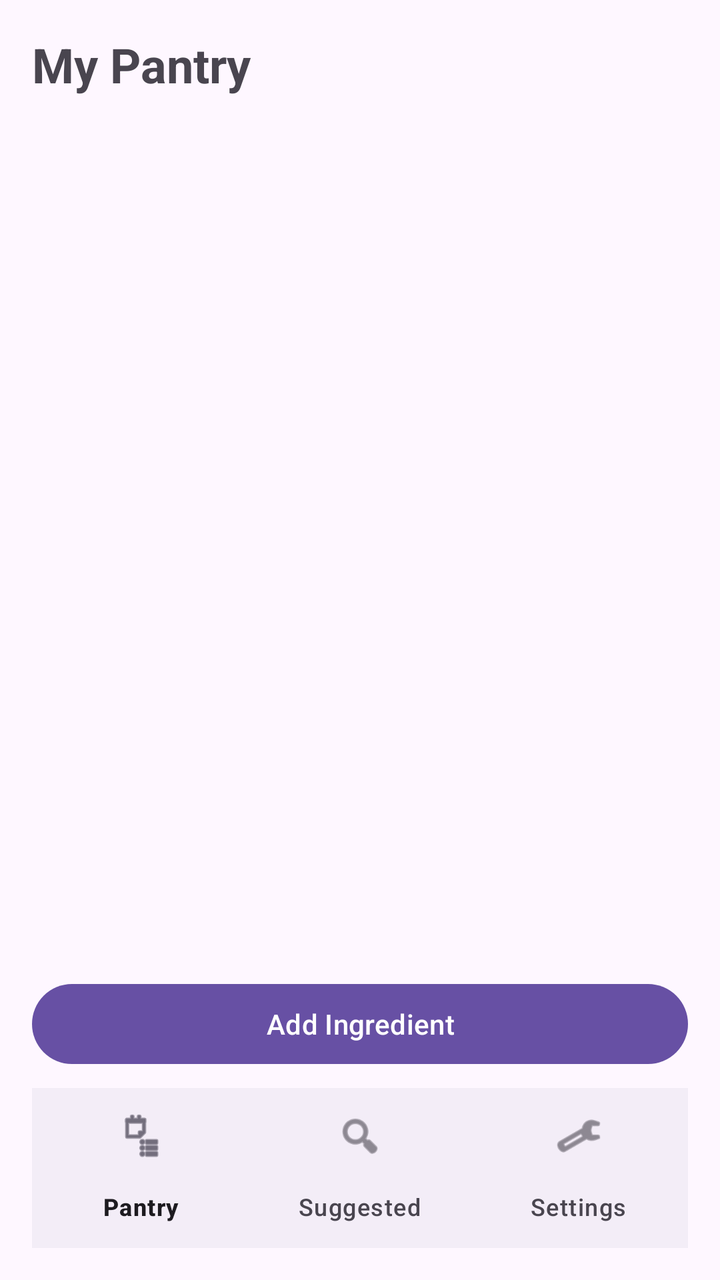
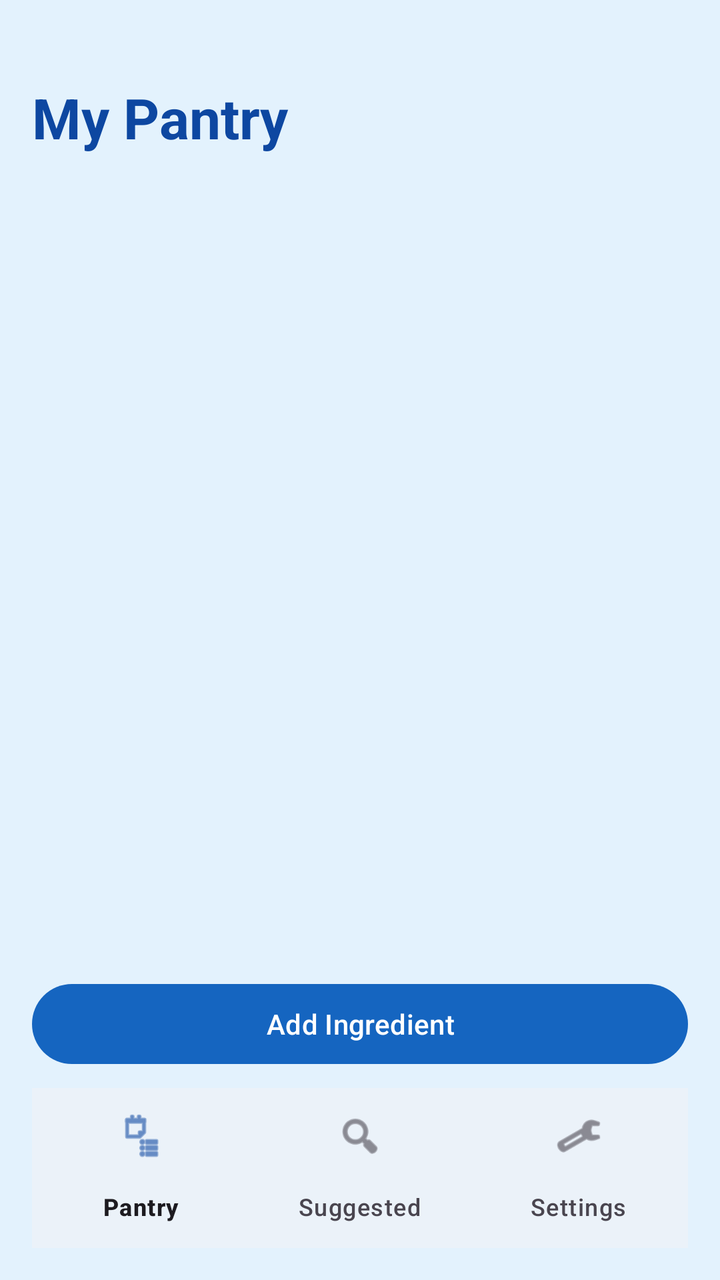

The first picture is an Android layout as it rendered before a commit; the second is the same layout after the commit. The layout source and the unified diff follow.
<!-- AndroidManifest.xml: application theme Theme.SmartPantryManager -->
<!-- res/layout/activity_main.xml -->
<?xml version="1.0" encoding="utf-8"?>
<LinearLayout xmlns:android="http://schemas.android.com/apk/res/android"
    xmlns:app="http://schemas.android.com/apk/res-auto"
    android:layout_width="match_parent"
    android:layout_height="match_parent"
    android:orientation="vertical"
    android:padding="16dp">


    
    <TextView
        android:layout_width="match_parent"
        android:layout_height="wrap_content"
        android:text="My Pantry"
        android:textSize="24sp"
        android:textStyle="bold"
        android:paddingBottom="12dp"/>


    <androidx.recyclerview.widget.RecyclerView
        android:id="@+id/recyclerPantry"
        android:layout_width="match_parent"
        android:layout_height="0dp"
        android:layout_weight="1"/>

    <Button
        android:id="@+id/buttonAddIngredient"
        android:layout_width="match_parent"
        android:layout_height="wrap_content"
        android:text= "Add Ingredient" />


    <com.google.android.material.bottomnavigation.BottomNavigationView
        android:id="@+id/bottomNav"
        android:layout_width="match_parent"
        android:layout_height="wrap_content"
        android:layout_marginTop="8dp"
        app:menu="@menu/bottom_nav_menu" />

</LinearLayout>
<!-- resources referenced by this layout -->
<resources>
  <style name="Theme.SmartPantryManager" parent="Base.Theme.SmartPantryManager" />
  <style name="Base.Theme.SmartPantryManager" parent="Theme.Material3.DayNight.NoActionBar">
          
          
      </style>
</resources>

<!-- the commit's change to res/layout/activity_main.xml (unified diff, before → after) -->
@@ -12,9 +12,12 @@
         android:layout_width="match_parent"
         android:layout_height="wrap_content"
         android:text="My Pantry"
-        android:textSize="24sp"
+        android:textSize="28sp"
         android:textStyle="bold"
-        android:paddingBottom="12dp"/>
+        android:textColor="@color/pantry_blue_dark"
+        android:paddingTop="24dp"
+        android:paddingBottom="12dp" />
+
 
 
     <androidx.recyclerview.widget.RecyclerView
@@ -35,6 +38,7 @@
         android:layout_width="match_parent"
         android:layout_height="wrap_content"
         android:layout_marginTop="8dp"
+        android:background="@color/pantry_card"
         app:menu="@menu/bottom_nav_menu" />
 
 </LinearLayout>
<!-- resource entries referenced after the edit -->
@@ -1,9 +1,28 @@
 <!-- resources referenced by this layout -->
 <resources>
+  <color name="pantry_blue_dark">#0D47A1</color>
+  <color name="pantry_card">#FFFFFF</color>
   <style name="Theme.SmartPantryManager" parent="Base.Theme.SmartPantryManager" />
-  <style name="Base.Theme.SmartPantryManager" parent="Theme.Material3.DayNight.NoActionBar">
+  <style name="Base.Theme.SmartPantryManager" parent="Theme.Material3.Light.NoActionBar">
           
+          <item name="colorPrimary">@color/pantry_blue</item>
+          <item name="colorOnPrimary">@color/white</item>
+          <item name="colorPrimaryContainer">@color/pantry_blue_light</item>
+          <item name="colorOnPrimaryContainer">@color/pantry_blue_dark</item>
+  
           
+          <item name="colorSecondaryContainer">@color/pantry_blue_light</item>
+          <item name="colorOnSecondaryContainer">@color/pantry_blue_dark</item>
+  
+          
+          <item name="android:colorBackground">@color/pantry_blue_light</item>
+          <item name="colorSurface">@color/pantry_card</item>
+          <item name="android:textColorPrimary">@color/pantry_text_dark</item>
+          <item name="android:statusBarColor">@color/pantry_blue_dark</item>
       </style>
+  <color name="pantry_blue">#1565C0</color>
+  <color name="white">#FFFFFFFF</color>
+  <color name="pantry_blue_light">#E3F2FD</color>
+  <color name="pantry_text_dark">#1A2B3C</color>
 </resources>
 
